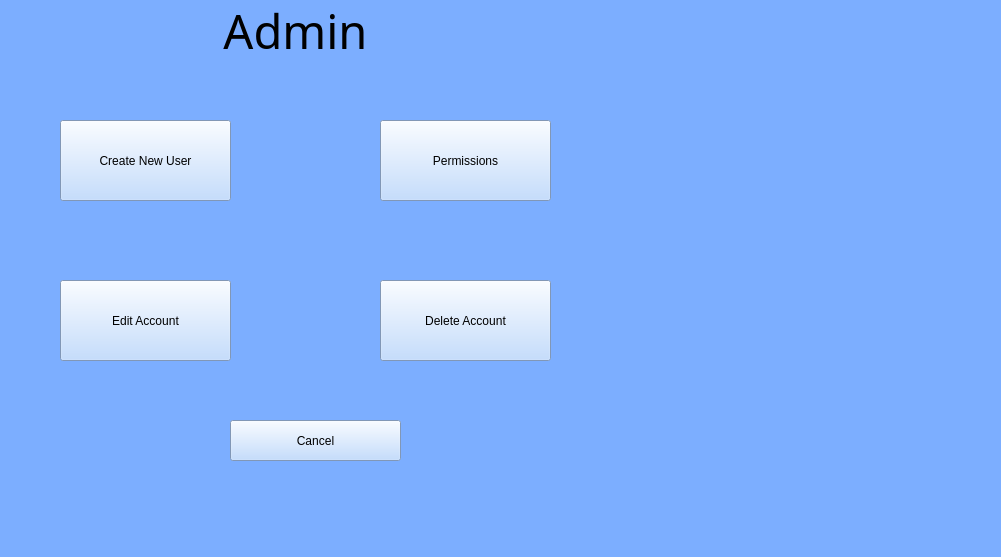
This is UI/AdminUI.ui in BennettPJ/SFWE403-Sem-Proj as Qt 5 draws it before an edit. The edited form follows.
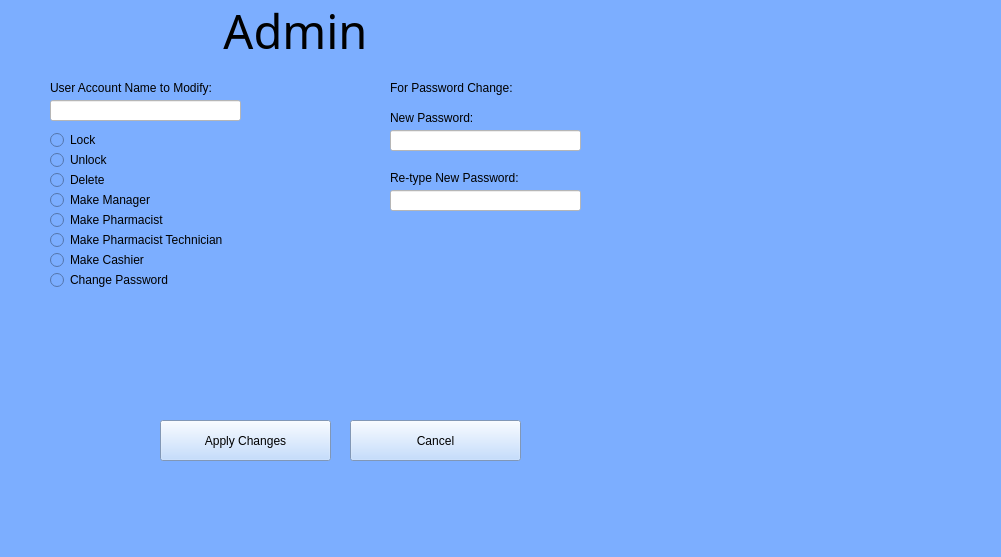
This is the edited form. Icons and pictures are not drawn.

Commit message: added disabling of manager portal for non manager users. Also implemented admin portal for basic account update and creation

Diff of the .ui file:
```diff
--- a/UI/AdminUI.ui
+++ b/UI/AdminUI.ui
@@ -61,28 +61,6 @@
      <bool>true</bool>
     </property>
    </widget>
-   <widget class="QPushButton" name="NewUser">
-    <property name="geometry">
-     <rect>
-      <x>60</x>
-      <y>120</y>
-      <width>171</width>
-      <height>81</height>
-     </rect>
-    </property>
-    <property name="sizePolicy">
-     <sizepolicy hsizetype="Fixed" vsizetype="Fixed">
-      <horstretch>0</horstretch>
-      <verstretch>0</verstretch>
-     </sizepolicy>
-    </property>
-    <property name="styleSheet">
-     <string notr="true">background-color: rgb(180, 212, 255);</string>
-    </property>
-    <property name="text">
-     <string>Create New User</string>
-    </property>
-   </widget>
    <widget class="QLabel" name="label_4">
     <property name="geometry">
      <rect>
@@ -105,76 +83,10 @@
      <bool>true</bool>
     </property>
    </widget>
-   <widget class="QPushButton" name="EditButton">
-    <property name="geometry">
-     <rect>
-      <x>60</x>
-      <y>280</y>
-      <width>171</width>
-      <height>81</height>
-     </rect>
-    </property>
-    <property name="sizePolicy">
-     <sizepolicy hsizetype="Fixed" vsizetype="Fixed">
-      <horstretch>0</horstretch>
-      <verstretch>0</verstretch>
-     </sizepolicy>
-    </property>
-    <property name="styleSheet">
-     <string notr="true">background-color: rgb(180, 212, 255);</string>
-    </property>
-    <property name="text">
-     <string>Edit Account</string>
-    </property>
-   </widget>
-   <widget class="QPushButton" name="Permissions">
-    <property name="geometry">
-     <rect>
-      <x>380</x>
-      <y>120</y>
-      <width>171</width>
-      <height>81</height>
-     </rect>
-    </property>
-    <property name="sizePolicy">
-     <sizepolicy hsizetype="Fixed" vsizetype="Fixed">
-      <horstretch>0</horstretch>
-      <verstretch>0</verstretch>
-     </sizepolicy>
-    </property>
-    <property name="styleSheet">
-     <string notr="true">background-color: rgb(180, 212, 255);</string>
-    </property>
-    <property name="text">
-     <string>Permissions</string>
-    </property>
-   </widget>
-   <widget class="QPushButton" name="DeleteButton">
-    <property name="geometry">
-     <rect>
-      <x>380</x>
-      <y>280</y>
-      <width>171</width>
-      <height>81</height>
-     </rect>
-    </property>
-    <property name="sizePolicy">
-     <sizepolicy hsizetype="Fixed" vsizetype="Fixed">
-      <horstretch>0</horstretch>
-      <verstretch>0</verstretch>
-     </sizepolicy>
-    </property>
-    <property name="styleSheet">
-     <string notr="true">background-color: rgb(180, 212, 255);</string>
-    </property>
-    <property name="text">
-     <string>Delete Account</string>
-    </property>
-   </widget>
    <widget class="QPushButton" name="cancelButton">
     <property name="geometry">
      <rect>
-      <x>230</x>
+      <x>350</x>
       <y>420</y>
       <width>171</width>
       <height>41</height>
@@ -203,6 +115,229 @@
      </size>
     </property>
    </widget>
+   <widget class="QLineEdit" name="lineEdit">
+    <property name="geometry">
+     <rect>
+      <x>50</x>
+      <y>100</y>
+      <width>191</width>
+      <height>21</height>
+     </rect>
+    </property>
+    <property name="styleSheet">
+     <string notr="true">background-color: rgb(255, 255, 255)</string>
+    </property>
+   </widget>
+   <widget class="QRadioButton" name="radioButton">
+    <property name="geometry">
+     <rect>
+      <x>50</x>
+      <y>130</y>
+      <width>99</width>
+      <height>20</height>
+     </rect>
+    </property>
+    <property name="text">
+     <string>Lock</string>
+    </property>
+   </widget>
+   <widget class="QRadioButton" name="radioButton_2">
+    <property name="geometry">
+     <rect>
+      <x>50</x>
+      <y>150</y>
+      <width>99</width>
+      <height>20</height>
+     </rect>
+    </property>
+    <property name="text">
+     <string>Unlock</string>
+    </property>
+   </widget>
+   <widget class="QLabel" name="label">
+    <property name="geometry">
+     <rect>
+      <x>50</x>
+      <y>80</y>
+      <width>211</width>
+      <height>16</height>
+     </rect>
+    </property>
+    <property name="text">
+     <string>User Account Name to Modify:</string>
+    </property>
+   </widget>
+   <widget class="QRadioButton" name="radioButton_3">
+    <property name="geometry">
+     <rect>
+      <x>50</x>
+      <y>170</y>
+      <width>99</width>
+      <height>20</height>
+     </rect>
+    </property>
+    <property name="text">
+     <string>Delete</string>
+    </property>
+   </widget>
+   <widget class="QRadioButton" name="radioButton_4">
+    <property name="geometry">
+     <rect>
+      <x>50</x>
+      <y>190</y>
+      <width>121</width>
+      <height>20</height>
+     </rect>
+    </property>
+    <property name="text">
+     <string>Make Manager</string>
+    </property>
+   </widget>
+   <widget class="QRadioButton" name="radioButton_5">
+    <property name="geometry">
+     <rect>
+      <x>50</x>
+      <y>210</y>
+      <width>131</width>
+      <height>20</height>
+     </rect>
+    </property>
+    <property name="text">
+     <string>Make Pharmacist</string>
+    </property>
+   </widget>
+   <widget class="QRadioButton" name="radioButton_6">
+    <property name="geometry">
+     <rect>
+      <x>50</x>
+      <y>230</y>
+      <width>201</width>
+      <height>20</height>
+     </rect>
+    </property>
+    <property name="text">
+     <string>Make Pharmacist Technician</string>
+    </property>
+   </widget>
+   <widget class="QRadioButton" name="radioButton_7">
+    <property name="geometry">
+     <rect>
+      <x>50</x>
+      <y>250</y>
+      <width>121</width>
+      <height>20</height>
+     </rect>
+    </property>
+    <property name="text">
+     <string>Make Cashier</string>
+    </property>
+   </widget>
+   <widget class="QRadioButton" name="radioButton_8">
+    <property name="geometry">
+     <rect>
+      <x>50</x>
+      <y>270</y>
+      <width>141</width>
+      <height>20</height>
+     </rect>
+    </property>
+    <property name="text">
+     <string>Change Password</string>
+    </property>
+   </widget>
+   <widget class="QLabel" name="label_2">
+    <property name="geometry">
+     <rect>
+      <x>390</x>
+      <y>80</y>
+      <width>211</width>
+      <height>16</height>
+     </rect>
+    </property>
+    <property name="text">
+     <string>For Password Change:</string>
+    </property>
+   </widget>
+   <widget class="QLineEdit" name="lineEdit_2">
+    <property name="geometry">
+     <rect>
+      <x>390</x>
+      <y>130</y>
+      <width>191</width>
+      <height>21</height>
+     </rect>
+    </property>
+    <property name="styleSheet">
+     <string notr="true">background-color: rgb(255, 255, 255)</string>
+    </property>
+   </widget>
+   <widget class="QLabel" name="label_5">
+    <property name="geometry">
+     <rect>
+      <x>390</x>
+      <y>110</y>
+      <width>211</width>
+      <height>16</height>
+     </rect>
+    </property>
+    <property name="text">
+     <string>New Password:</string>
+    </property>
+   </widget>
+   <widget class="QLabel" name="label_6">
+    <property name="geometry">
+     <rect>
+      <x>390</x>
+      <y>170</y>
+      <width>211</width>
+      <height>16</height>
+     </rect>
+    </property>
+    <property name="text">
+     <string>Re-type New Password:</string>
+    </property>
+   </widget>
+   <widget class="QLineEdit" name="lineEdit_3">
+    <property name="geometry">
+     <rect>
+      <x>390</x>
+      <y>190</y>
+      <width>191</width>
+      <height>21</height>
+     </rect>
+    </property>
+    <property name="styleSheet">
+     <string notr="true">background-color: rgb(255, 255, 255)</string>
+    </property>
+   </widget>
+   <widget class="QPushButton" name="applyButton">
+    <property name="geometry">
+     <rect>
+      <x>160</x>
+      <y>420</y>
+      <width>171</width>
+      <height>41</height>
+     </rect>
+    </property>
+    <property name="sizePolicy">
+     <sizepolicy hsizetype="Fixed" vsizetype="Fixed">
+      <horstretch>0</horstretch>
+      <verstretch>0</verstretch>
+     </sizepolicy>
+    </property>
+    <property name="styleSheet">
+     <string notr="true">background-color: rgb(180, 212, 255);</string>
+    </property>
+    <property name="text">
+     <string>Apply Changes</string>
+    </property>
+    <property name="iconSize">
+     <size>
+      <width>25</width>
+      <height>25</height>
+     </size>
+    </property>
+   </widget>
   </widget>
   <widget class="QMenuBar" name="menubar">
    <property name="geometry">
```
Left out of the diff: 2 changed lines with no effect on the pictures. The commit also changes 4 other files.
